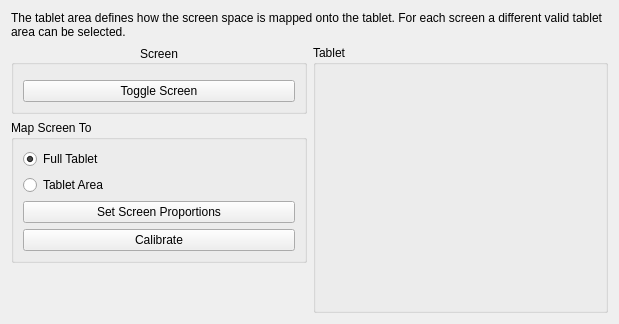
Above: src/kcmodule/tabletareaselectionview.ui from KDE/wacomtablet before the change. Below: the same form after it.
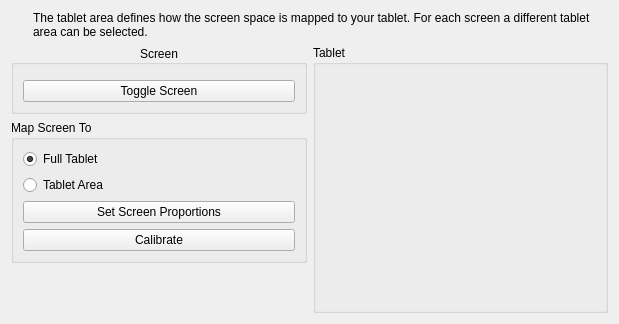
That is the form after the change. Custom widgets are drawn as their Qt base class.

What changed in the file:
```diff
--- a/src/kcmodule/tabletareaselectionview.ui
+++ b/src/kcmodule/tabletareaselectionview.ui
@@ -12,14 +12,40 @@
   </property>
   <layout class="QVBoxLayout" name="verticalLayout_4">
    <item>
-    <widget class="QLabel" name="label">
+    <layout class="QHBoxLayout" name="infoLayout">
+     <item>
+      <widget class="QLabel" name="iconLabel">
+       <property name="minimumSize">
+        <size>
+         <width>16</width>
+         <height>16</height>
+        </size>
+       </property>
+       <property name="maximumSize">
+        <size>
+         <width>16</width>
+         <height>16</height>
+        </size>
+       </property>
      <property name="text">
-      <string>The tablet area defines how the screen space is mapped onto the tablet. For each screen a different valid tablet area can be selected.</string>
+        <string/>
+       </property>
+       <property name="alignment">
+        <set>Qt::AlignLeading|Qt::AlignLeft|Qt::AlignTop</set>
+       </property>
+      </widget>
+     </item>
+     <item>
+      <widget class="QLabel" name="infoLabel">
+       <property name="text">
+        <string>The tablet area defines how the screen space is mapped to your tablet. For each screen a different tablet area can be selected. </string>
      </property>
      <property name="wordWrap">
       <bool>true</bool>
      </property>
     </widget>
+     </item>
+    </layout>
    </item>
    <item>
     <layout class="QHBoxLayout" name="horizontalLayout">
```
Lines whose indentation alone changed are shown as unchanged.
